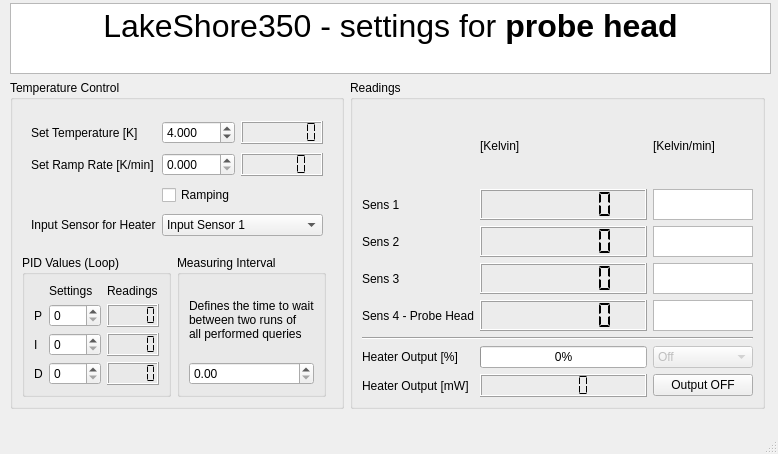
This is CryostatGUI/LakeShore/LakeShore_main.ui in Cryostat-GUI/Cryostat-GUI as Qt 5 draws it before an edit. The edited form follows.
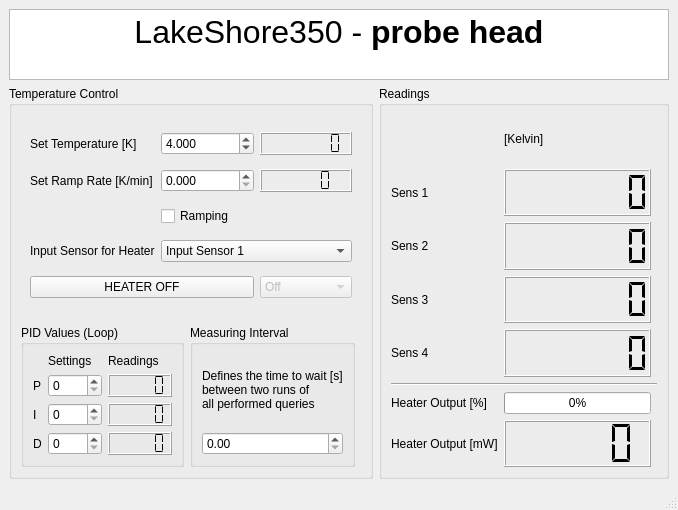
This is the edited form.

What changed in the file:
```diff
--- a/CryostatGUI/LakeShore/LakeShore_main.ui
+++ b/CryostatGUI/LakeShore/LakeShore_main.ui
@@ -6,8 +6,8 @@
    <rect>
     <x>0</x>
     <y>0</y>
-    <width>778</width>
-    <height>454</height>
+    <width>678</width>
+    <height>510</height>
    </rect>
   </property>
   <property name="windowTitle">
@@ -26,18 +26,12 @@
    <string/>
   </property>
   <widget class="QWidget" name="centralwidget">
+   <layout class="QGridLayout" name="gridLayout">
+    <item row="0" column="0" colspan="2">
    <widget class="QTextBrowser" name="textBrowser">
-    <property name="geometry">
-     <rect>
-      <x>10</x>
-      <y>3</y>
-      <width>761</width>
-      <height>71</height>
-     </rect>
-    </property>
     <property name="minimumSize">
      <size>
-      <width>731</width>
+        <width>656</width>
       <height>71</height>
      </size>
     </property>
@@ -57,19 +51,13 @@
      <string>&lt;!DOCTYPE HTML PUBLIC &quot;-//W3C//DTD HTML 4.0//EN&quot; &quot;http://www.w3.org/TR/REC-html40/strict.dtd&quot;&gt;
 &lt;html&gt;&lt;head&gt;&lt;meta name=&quot;qrichtext&quot; content=&quot;1&quot; /&gt;&lt;style type=&quot;text/css&quot;&gt;
 p, li { white-space: pre-wrap; }
-&lt;/style&gt;&lt;/head&gt;&lt;body style=&quot; font-family:'MS Shell Dlg 2'; font-size:8.25pt; font-weight:400; font-style:normal;&quot;&gt;
-&lt;p align=&quot;center&quot; style=&quot; margin-top:0px; margin-bottom:0px; margin-left:0px; margin-right:0px; -qt-block-indent:0; text-indent:0px;&quot;&gt;&lt;span style=&quot; font-size:24pt;&quot;&gt;LakeShore350 - settings for&lt;/span&gt;&lt;span style=&quot; font-size:24pt; font-weight:600;&quot;&gt; probe head&lt;/span&gt;&lt;/p&gt;&lt;/body&gt;&lt;/html&gt;</string>
-    </property>
-   </widget>
+&lt;/style&gt;&lt;/head&gt;&lt;body style=&quot; font-family:'MS Shell Dlg 2'; font-size:7.8pt; font-weight:400; font-style:normal;&quot;&gt;
+&lt;p align=&quot;center&quot; style=&quot; margin-top:0px; margin-bottom:0px; margin-left:0px; margin-right:0px; -qt-block-indent:0; text-indent:0px;&quot;&gt;&lt;span style=&quot; font-size:24pt;&quot;&gt;LakeShore350 - &lt;/span&gt;&lt;span style=&quot; font-size:24pt; font-weight:600;&quot;&gt;probe head&lt;/span&gt;&lt;/p&gt;&lt;/body&gt;&lt;/html&gt;</string>
+      </property>
+     </widget>
+    </item>
+    <item row="1" column="0">
    <widget class="QGroupBox" name="groupSettings">
-    <property name="geometry">
-     <rect>
-      <x>10</x>
-      <y>80</y>
-      <width>334</width>
-      <height>329</height>
-     </rect>
-    </property>
     <property name="title">
      <string>Temperature Control</string>
     </property>
@@ -107,23 +95,6 @@
           </property>
          </widget>
         </item>
-        <item row="0" column="2">
-         <widget class="QLCDNumber" name="lcdSetTemp_K">
-          <property name="digitCount">
-           <number>7</number>
-          </property>
-          <property name="segmentStyle">
-           <enum>QLCDNumber::Flat</enum>
-          </property>
-         </widget>
-        </item>
-        <item row="1" column="0">
-         <widget class="QLabel" name="label_4">
-          <property name="text">
-           <string>Set Ramp Rate [K/min]</string>
-          </property>
-         </widget>
-        </item>
         <item row="4" column="1" colspan="2">
          <widget class="QComboBox" name="comboSetInput_Sensor">
           <item>
@@ -148,13 +119,6 @@
           </item>
          </widget>
         </item>
-        <item row="1" column="2">
-         <widget class="QLCDNumber" name="lcdSetRampRate_Kpmin">
-          <property name="segmentStyle">
-           <enum>QLCDNumber::Flat</enum>
-          </property>
-         </widget>
-        </item>
         <item row="4" column="0">
          <widget class="QLabel" name="label_8">
           <property name="text">
@@ -162,6 +126,30 @@
           </property>
          </widget>
         </item>
+          <item row="0" column="2">
+           <widget class="QLCDNumber" name="lcdSetTemp_K">
+            <property name="digitCount">
+             <number>7</number>
+            </property>
+            <property name="segmentStyle">
+             <enum>QLCDNumber::Flat</enum>
+            </property>
+           </widget>
+          </item>
+          <item row="1" column="2">
+           <widget class="QLCDNumber" name="lcdSetRampRate_Kpmin">
+            <property name="segmentStyle">
+             <enum>QLCDNumber::Flat</enum>
+            </property>
+           </widget>
+          </item>
+          <item row="1" column="0">
+           <widget class="QLabel" name="label_4">
+            <property name="text">
+             <string>Set Ramp Rate [K/min]</string>
+            </property>
+           </widget>
+          </item>
         <item row="3" column="1" colspan="2">
          <widget class="QCheckBox" name="checkRamp_Status">
           <property name="text">
@@ -169,6 +157,50 @@
           </property>
          </widget>
         </item>
+          <item row="5" column="2">
+           <widget class="QComboBox" name="comboBox">
+            <property name="enabled">
+             <bool>false</bool>
+            </property>
+            <item>
+             <property name="text">
+              <string>Off</string>
+             </property>
+            </item>
+            <item>
+             <property name="text">
+              <string>Range 1</string>
+             </property>
+            </item>
+            <item>
+             <property name="text">
+              <string>Range 2</string>
+             </property>
+            </item>
+            <item>
+             <property name="text">
+              <string>Range 3</string>
+             </property>
+            </item>
+            <item>
+             <property name="text">
+              <string>Range 4</string>
+             </property>
+            </item>
+            <item>
+             <property name="text">
+              <string>Range 4</string>
+             </property>
+            </item>
+           </widget>
+          </item>
+          <item row="5" column="0" colspan="2">
+           <widget class="QPushButton" name="pushButtonHeaterOut">
+            <property name="text">
+             <string>HEATER OFF</string>
+            </property>
+           </widget>
+          </item>
        </layout>
       </widget>
      </item>
@@ -285,40 +317,13 @@
      </item>
     </layout>
    </widget>
+    </item>
+    <item row="1" column="1">
    <widget class="QGroupBox" name="groupReadings">
-    <property name="geometry">
-     <rect>
-      <x>350</x>
-      <y>80</y>
-      <width>415</width>
-      <height>329</height>
-     </rect>
-    </property>
     <property name="title">
      <string>Readings</string>
     </property>
     <layout class="QGridLayout" name="gridLayout_3" columnstretch="0,0,0">
-     <item row="7" column="2">
-      <widget class="QPushButton" name="pushButtonHeaterOut">
-       <property name="text">
-        <string>Output OFF</string>
-       </property>
-      </widget>
-     </item>
-     <item row="0" column="2">
-      <widget class="QLabel" name="label_17">
-       <property name="text">
-        <string>[Kelvin/min]</string>
-       </property>
-      </widget>
-     </item>
-     <item row="6" column="0">
-      <widget class="QLabel" name="label_5">
-       <property name="text">
-        <string>Heater Output [%]</string>
-       </property>
-      </widget>
-     </item>
      <item row="2" column="0">
       <widget class="QLabel" name="label_3">
        <property name="text">
@@ -326,10 +331,10 @@
        </property>
       </widget>
      </item>
-     <item row="4" column="0">
-      <widget class="QLabel" name="label_7">
+       <item row="6" column="0">
+        <widget class="QLabel" name="label_5">
        <property name="text">
-        <string>Sens 4 - Probe Head</string>
+          <string>Heater Output [%]</string>
        </property>
       </widget>
      </item>
@@ -349,37 +354,10 @@
        </property>
       </widget>
      </item>
-     <item row="7" column="1">
-      <widget class="QLCDNumber" name="lcdHeaterOutput_mW">
-       <property name="segmentStyle">
-        <enum>QLCDNumber::Flat</enum>
-       </property>
-      </widget>
-     </item>
-     <item row="7" column="0">
-      <widget class="QLabel" name="label_9">
+       <item row="4" column="0">
+        <widget class="QLabel" name="label_7">
        <property name="text">
-        <string>Heater Output [mW]</string>
-       </property>
-      </widget>
-     </item>
-     <item row="4" column="1">
-      <widget class="QLCDNumber" name="lcdSensor4_K">
-       <property name="digitCount">
-        <number>7</number>
-       </property>
-       <property name="segmentStyle">
-        <enum>QLCDNumber::Flat</enum>
-       </property>
-      </widget>
-     </item>
-     <item row="2" column="1">
-      <widget class="QLCDNumber" name="lcdSensor2_K">
-       <property name="digitCount">
-        <number>7</number>
-       </property>
-       <property name="segmentStyle">
-        <enum>QLCDNumber::Flat</enum>
+          <string>Sens 4 </string>
        </property>
       </widget>
      </item>
@@ -400,6 +378,40 @@
        </property>
       </widget>
      </item>
+       <item row="8" column="1">
+        <widget class="QLCDNumber" name="lcdHeaterOutput_mW">
+         <property name="segmentStyle">
+          <enum>QLCDNumber::Flat</enum>
+         </property>
+        </widget>
+       </item>
+       <item row="2" column="1">
+        <widget class="QLCDNumber" name="lcdSensor2_K">
+         <property name="digitCount">
+          <number>7</number>
+         </property>
+         <property name="segmentStyle">
+          <enum>QLCDNumber::Flat</enum>
+         </property>
+        </widget>
+       </item>
+       <item row="4" column="1">
+        <widget class="QLCDNumber" name="lcdSensor4_K">
+         <property name="digitCount">
+          <number>7</number>
+         </property>
+         <property name="segmentStyle">
+          <enum>QLCDNumber::Flat</enum>
+         </property>
+        </widget>
+       </item>
+       <item row="8" column="0">
+        <widget class="QLabel" name="label_9">
+         <property name="text">
+          <string>Heater Output [mW]</string>
+         </property>
+        </widget>
+       </item>
      <item row="3" column="0">
       <widget class="QLabel" name="label_6">
        <property name="text">
@@ -407,13 +419,6 @@
        </property>
       </widget>
      </item>
-     <item row="1" column="0">
-      <widget class="QLabel" name="label_2">
-       <property name="text">
-        <string>Sens 1</string>
-       </property>
-      </widget>
-     </item>
      <item row="5" column="0" colspan="3">
       <widget class="Line" name="line">
        <property name="orientation">
@@ -421,116 +426,10 @@
        </property>
       </widget>
      </item>
-     <item row="6" column="2">
-      <widget class="QComboBox" name="comboBox">
-       <property name="enabled">
-        <bool>false</bool>
-       </property>
-       <item>
+       <item row="1" column="0">
+        <widget class="QLabel" name="label_2">
         <property name="text">
-         <string>Off</string>
-        </property>
-       </item>
-       <item>
-        <property name="text">
-         <string>Range 1</string>
-        </property>
-       </item>
-       <item>
-        <property name="text">
-         <string>Range 2</string>
-        </property>
-       </item>
-       <item>
-        <property name="text">
-         <string>Range 3</string>
-        </property>
-       </item>
-       <item>
-        <property name="text">
-         <string>Range 4</string>
-        </property>
-       </item>
-       <item>
-        <property name="text">
-         <string>Range 4</string>
-        </property>
-       </item>
-      </widget>
-     </item>
-     <item row="4" column="2">
-      <widget class="QTextEdit" name="textSensor4_Kpmin">
-       <property name="maximumSize">
-        <size>
-         <width>100</width>
-         <height>31</height>
-        </size>
-       </property>
-       <property name="layoutDirection">
-        <enum>Qt::RightToLeft</enum>
-       </property>
-       <property name="readOnly">
-        <bool>true</bool>
-       </property>
-       <property name="textInteractionFlags">
-        <set>Qt::TextSelectableByMouse</set>
-       </property>
-      </widget>
-     </item>
-     <item row="1" column="2">
-      <widget class="QTextEdit" name="textSensor1_Kpmin">
-       <property name="maximumSize">
-        <size>
-         <width>100</width>
-         <height>31</height>
-        </size>
-       </property>
-       <property name="layoutDirection">
-        <enum>Qt::RightToLeft</enum>
-       </property>
-       <property name="inputMethodHints">
-        <set>Qt::ImhNone</set>
-       </property>
-       <property name="readOnly">
-        <bool>true</bool>
-       </property>
-       <property name="textInteractionFlags">
-        <set>Qt::TextSelectableByMouse</set>
-       </property>
-      </widget>
-     </item>
-     <item row="2" column="2">
-      <widget class="QTextEdit" name="textSensor2_Kpmin">
-       <property name="maximumSize">
-        <size>
-         <width>100</width>
-         <height>31</height>
-        </size>
-       </property>
-       <property name="layoutDirection">
-        <enum>Qt::RightToLeft</enum>
-       </property>
-       <property name="readOnly">
-        <bool>true</bool>
-       </property>
-      </widget>
-     </item>
-     <item row="3" column="2">
-      <widget class="QTextEdit" name="textSensor3_Kpmin">
-       <property name="maximumSize">
-        <size>
-         <width>100</width>
-         <height>31</height>
-        </size>
-       </property>
-       <property name="layoutDirection">
-        <enum>Qt::RightToLeft</enum>
-       </property>
-       <property name="readOnly">
-        <bool>true</bool>
-       </property>
-       <property name="textInteractionFlags">
-        <set>Qt::TextSelectableByMouse</set>
+          <string>Sens 1</string>
        </property>
       </widget>
      </item>
@@ -543,14 +442,16 @@
      </item>
     </layout>
    </widget>
+    </item>
+   </layout>
   </widget>
   <widget class="QMenuBar" name="menubar">
    <property name="geometry">
     <rect>
      <x>0</x>
      <y>0</y>
-     <width>778</width>
-     <height>21</height>
+     <width>678</width>
+     <height>26</height>
     </rect>
    </property>
   </widget>
```
Lines whose indentation alone changed are shown as unchanged.
